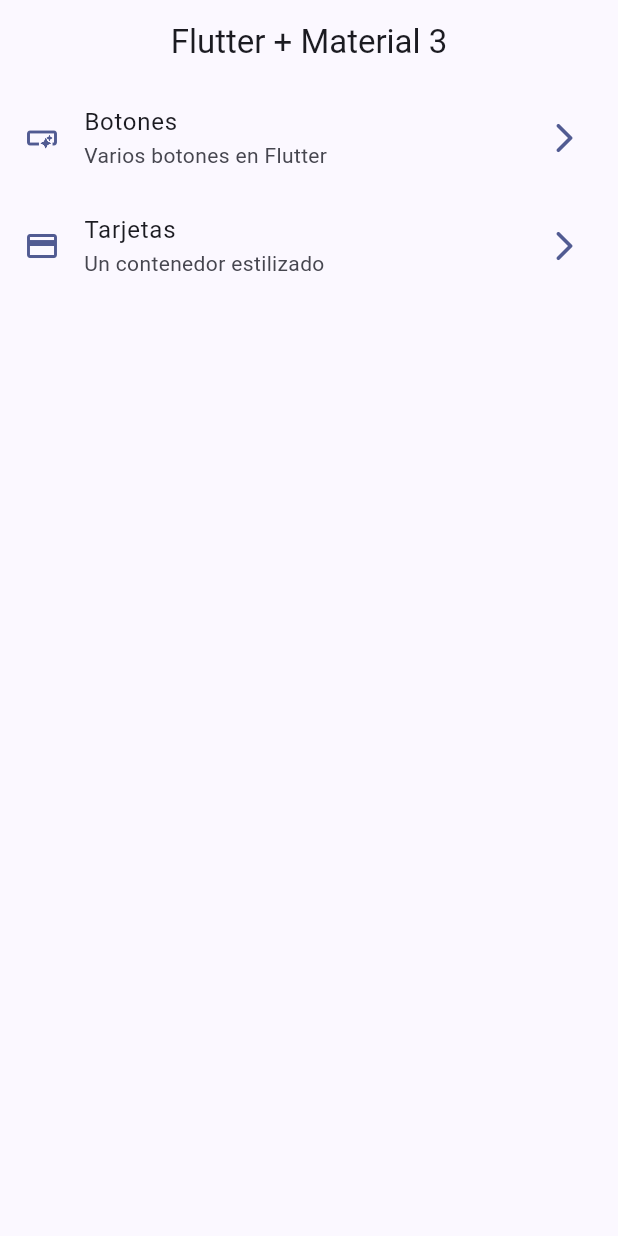
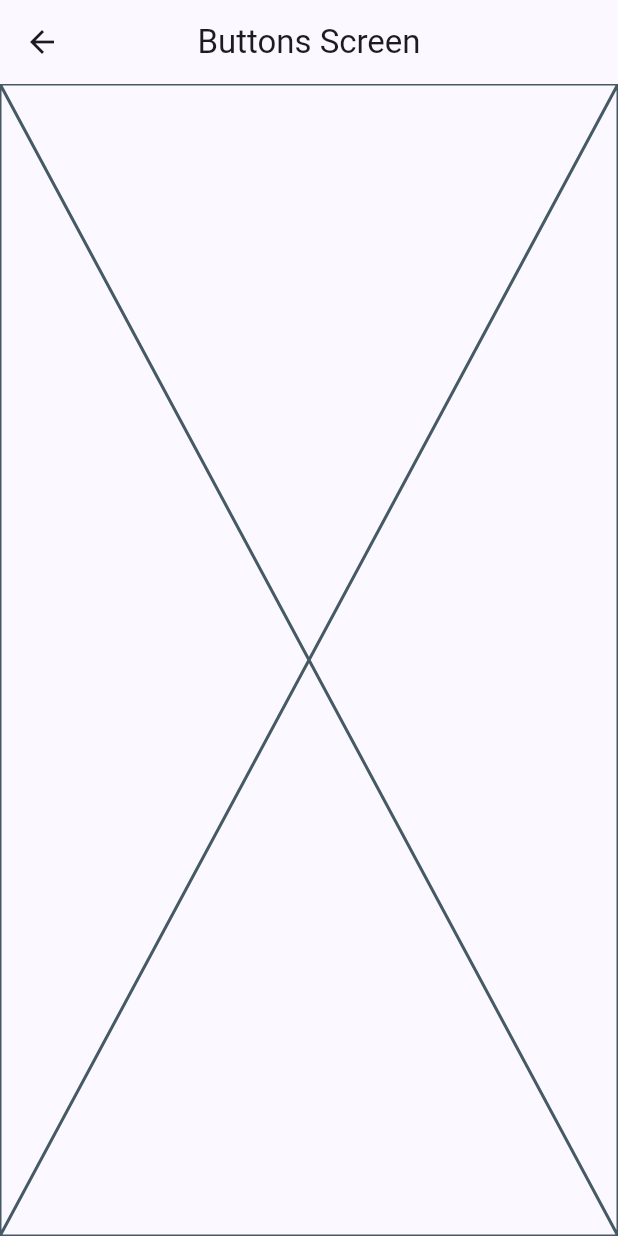
Before and after one commit to David-Maldonado/widgets_app, a Flutter app: the screen it shows after launch, after a tap on "Botones", on a phone screen of 412 x 824 dp. Run offline on Flutter 3.47's test engine with Material 3 defaults, Android fonts, the phone set to English and light mode, and no system bars.

Commit message:
configuración básica de rutas

```diff
--- /dev/null
+++ b/lib/buttons/buttons_screen.dart
@@ -0,0 +1,15 @@
+import 'package:flutter/material.dart';
+
+class ButtonsScreen extends StatelessWidget {
+  const ButtonsScreen({super.key});
+
+  @override
+  Widget build(BuildContext context) {
+    return Scaffold(
+      appBar: AppBar(
+        title: const Text('Buttons Screen'),
+      ),
+      body: const Placeholder(),
+    );
+  }
+}
--- a/lib/config/menu/menu_item.dart
+++ b/lib/config/menu/menu_item.dart
@@ -17,11 +17,11 @@ const appMenuItem = <MenuItem>[
   MenuItem(
       title: 'Botones',
       subTitle: 'Varios botones en Flutter',
-      link: '/botones',
+      link: '/buttons',
       icon: Icons.smart_button_outlined),
   MenuItem(
       title: 'Tarjetas',
       subTitle: 'Un contenedor estilizado',
-      link: '/card',
+      link: '/cards',
       icon: Icons.credit_card)
 ];
--- a/lib/main.dart
+++ b/lib/main.dart
@@ -1,4 +1,6 @@
 import 'package:flutter/material.dart';
+import 'package:widgets_app/buttons/buttons_screen.dart';
+import 'package:widgets_app/cards/cards_screen.dart';
 import 'package:widgets_app/config/theme/app_theme.dart';
 import 'package:widgets_app/presentation/screens/home/home_screen.dart';
 
@@ -13,6 +15,12 @@ class MainApp extends StatelessWidget {
     return MaterialApp(
         debugShowCheckedModeBanner: false,
         theme: AppTheme(selectedColor: 5).getTheme(),
-        home: const HomeScreen());
+        home: const HomeScreen(),
+        routes: {
+          '/buttons': (context) => const ButtonsScreen(),
+          '/cards': (context) => const CardsScreen()
+        },
+
+        );
   }
 }
--- a/lib/presentation/screens/home/home_screen.dart
+++ b/lib/presentation/screens/home/home_screen.dart
@@ -1,4 +1,5 @@
 import 'package:flutter/material.dart';
+import 'package:widgets_app/buttons/buttons_screen.dart';
 import 'package:widgets_app/config/menu/menu_item.dart';
 
 class HomeScreen extends StatelessWidget {
@@ -62,7 +63,15 @@ class _CustomListTile extends StatelessWidget {
         color: colors.primary,
       ),
       onTap: () {
-        //TODO: navegar a otro pantalla.
+        //!El context es el arbol de widgets
+        //!el push sobrepone una pantalla sobre otra y el pop vuelve a la anterior
+        //?Es una de las formas de 'navegar en flutter'
+        // Navigator.of(context).push(
+        //     MaterialPageRoute(builder: (context) => const ButtonsScreen()));
+
+        //? la siguiente config es con nombre de ruta, no es recomendable pero hay que conocer
+
+        Navigator.pushNamed(context, menuItem.link);
       },
       //?El splashColor es para darle color cuando se pasa el cursor sobre el listTile
       //splashColor: colors.primary,
```
Also changed, not shown: lib/cards/cards_screen.dart (added, +18 -0 lines).
